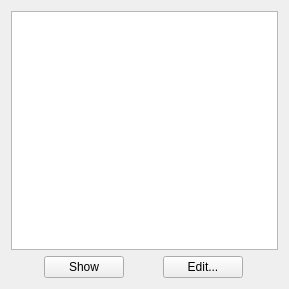
Above: src/modules/xslt/xsltnavigatorwidget.ui from lbellonda/qxmledit before the change. Below: the same form after it.
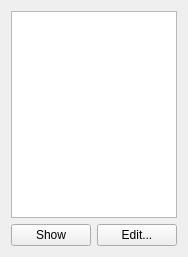
That is the form after the change.

What changed in the file:
```diff
--- a/src/modules/xslt/xsltnavigatorwidget.ui
+++ b/src/modules/xslt/xsltnavigatorwidget.ui
@@ -6,10 +6,16 @@
    <rect>
     <x>0</x>
     <y>0</y>
-    <width>289</width>
-    <height>289</height>
+    <width>177</width>
+    <height>257</height>
    </rect>
   </property>
+  <property name="sizePolicy">
+   <sizepolicy hsizetype="Maximum" vsizetype="Expanding">
+    <horstretch>0</horstretch>
+    <verstretch>0</verstretch>
+   </sizepolicy>
+  </property>
   <property name="windowTitle">
    <string>Form</string>
   </property>
```
